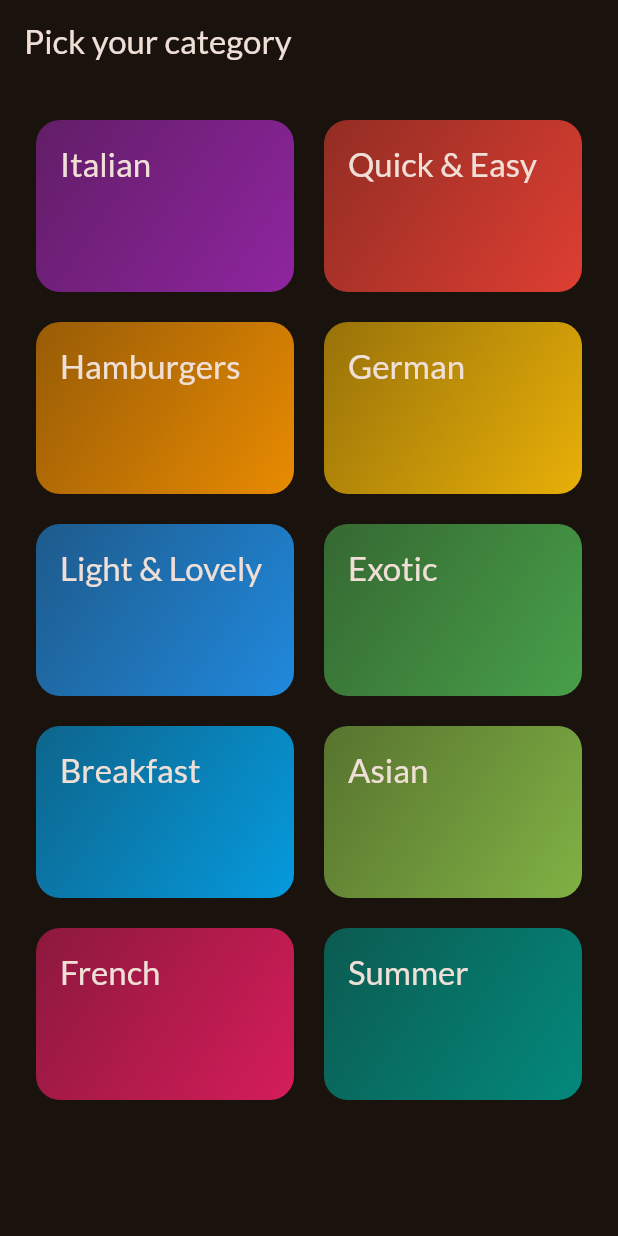
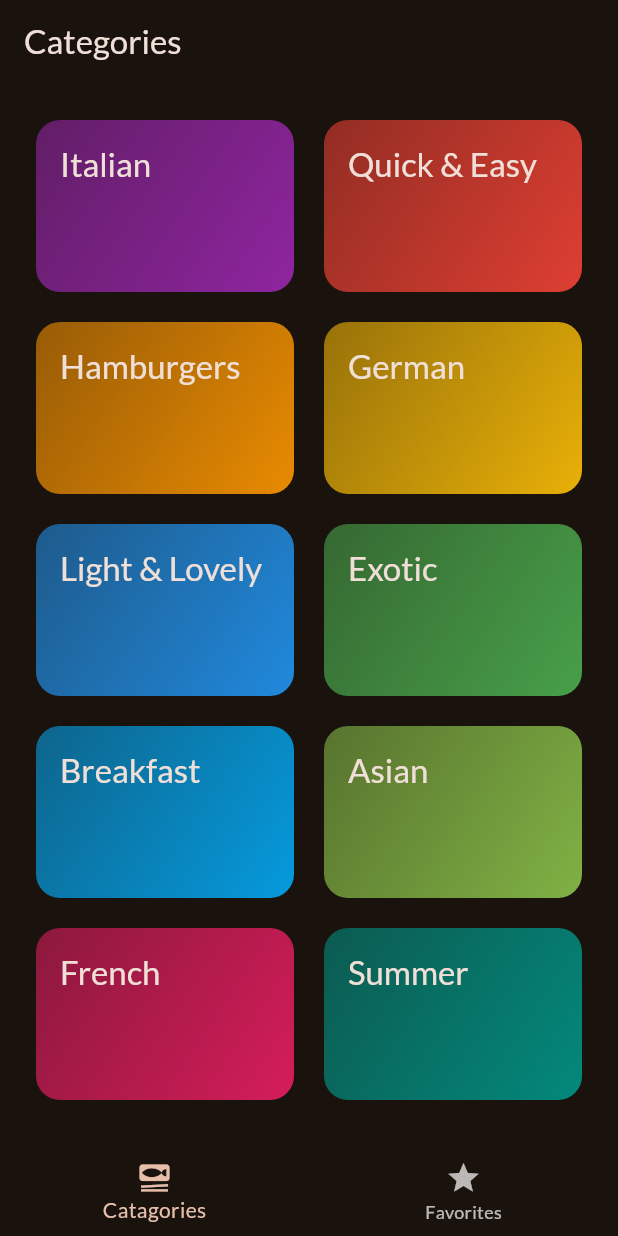
Before and after one commit to AhmmedTowfique/all_about_food, a Flutter app: the screen it shows after launch, on a phone screen of 412 x 824 dp. Run offline on Flutter 3.47's test engine with Material 2 defaults, Android fonts, the phone set to English and light mode, and no system bars; our stand-ins replace google_fonts, transparent_image.

Commit message:
meal favorite functionality added

```diff
--- a/lib/main.dart
+++ b/lib/main.dart
@@ -1,5 +1,6 @@
 import 'package:all_about_food/dummy_data.dart';
 import 'package:all_about_food/screens/meals.dart';
+import 'package:all_about_food/screens/tabs.dart';
 import 'package:flutter/foundation.dart';
 import 'package:flutter/material.dart';
 import 'package:all_about_food/screens/categories.dart';
@@ -25,7 +26,7 @@ class App extends StatelessWidget {
   Widget build(BuildContext context) {
     return MaterialApp(
         theme: theme,
-        home: const CategoriesScreen()
+        home: const TabsScreen()
     );
   }
 }
--- a/lib/screens/categories.dart
+++ b/lib/screens/categories.dart
@@ -1,40 +1,36 @@
 import 'package:all_about_food/dummy_data.dart';
 import 'package:all_about_food/models/category.dart';
+import 'package:all_about_food/models/meal.dart';
 import 'package:all_about_food/screens/meals.dart';
 import 'package:all_about_food/widgets/category_grid_item.dart';
 import 'package:flutter/material.dart';
+
 class CategoriesScreen extends StatelessWidget {
-  const CategoriesScreen({Key? key}) : super(key: key);
+  const CategoriesScreen({Key? key, required this.onToggledFavorite}) : super(key: key);
+  final void Function(Meal) onToggledFavorite;
+  void _selectCategory(BuildContext context, Category category) {
+    var filteredMeals = dummyMeals.where((meal) => meal.categories.contains(category.id)).toList();
+    Navigator.of(context).push(MaterialPageRoute(
+        builder: (ctx) => MealsScreen(title: category.title, meals: filteredMeals, onToggledFavorite: onToggledFavorite))); //Navigator.push(context, route)
+  }
 
-  void _selectCategory(BuildContext context,Category category){
-    var filteredMeals = dummyMeals.where((meal) => meal.categories.contains(category.id)).toList();
-    Navigator.of(context).push(MaterialPageRoute(builder: (ctx)=>Meals(title: category.title,meals: filteredMeals)));//Navigator.push(context, route)
-  }
   @override
   Widget build(BuildContext context) {
-    return Scaffold(
-      appBar: AppBar(
-        title: const Text('Pick your category'),
-      ),
-      body: GridView(
+    return GridView(
       padding: const EdgeInsets.all(24),
       gridDelegate: const SliverGridDelegateWithFixedCrossAxisCount(
-            crossAxisCount: 2,
-            childAspectRatio: 3 / 2,
-            crossAxisSpacing: 20,
-            mainAxisSpacing: 20
-        ),
+          crossAxisCount: 2, childAspectRatio: 3 / 2, crossAxisSpacing: 20, mainAxisSpacing: 20),
       children: [
         //if we use map [] braces should be removed and set that  children:availableCategories.map((catData) => CategoryGridItem(category:catData)).toList()
         //availableCategories.map((catData) => CategoryGridItem(category:catData)).toList()
-        for(final category in availableCategories )
+        for (final category in availableCategories)
           CategoryGridItem(
             category: category,
-            onCategorySelected: (){
-            _selectCategory(context,category);
-          },)
+            onCategorySelected: () {
+              _selectCategory(context, category);
+            },
+          )
       ],
-      ),
     );
   }
 }
--- /dev/null
+++ b/lib/screens/tabs.dart
@@ -0,0 +1,69 @@
+import 'package:all_about_food/models/meal.dart';
+import 'package:all_about_food/screens/categories.dart';
+import 'package:all_about_food/screens/meals.dart';
+import 'package:flutter/material.dart';
+
+class TabsScreen extends StatefulWidget {
+  const TabsScreen({Key? key}) : super(key: key);
+
+  @override
+  State<TabsScreen> createState() => _TabsScreenState();
+}
+
+class _TabsScreenState extends State<TabsScreen> {
+  int _selectPageIndex = 0;
+
+  void _selectPage(int index) {
+    setState(() {
+      _selectPageIndex = index;
+    });
+  }
+
+  final List<Meal> _favoriteMeals = [];
+
+  void _toggleMealFavoriteStatus(Meal meal) {
+    var _isExisting = _favoriteMeals.contains(meal);
+    setState(() {
+      if (_isExisting) {
+        _favoriteMeals.remove(meal);
+        _showInfoMessage('Meal is no longer a favorite');
+      } else {
+        _favoriteMeals.add(meal);
+        _showInfoMessage('Marked as favorite');
+      }
+    });
+  }
+  void _showInfoMessage(String message){
+    ScaffoldMessenger.of(context).clearSnackBars();
+    ScaffoldMessenger.of(context).showSnackBar(
+        SnackBar(
+            content: Text(message)));
+  }
+
+  @override
+  Widget build(BuildContext context) {
+    Widget activePage = CategoriesScreen(onToggledFavorite: _toggleMealFavoriteStatus);
+    var activePageTitle = 'Categories';
+    if (_selectPageIndex == 1) {
+      activePage =  MealsScreen( meals: _favoriteMeals, onToggledFavorite: _toggleMealFavoriteStatus,);
+      activePageTitle = 'Your Favorites';
+    }
+
+    return Scaffold(
+      appBar: AppBar(
+        title: Text(activePageTitle),
+      ),
+      body: activePage,
+      bottomNavigationBar: BottomNavigationBar(
+        currentIndex: _selectPageIndex,
+        onTap: (index) {
+          _selectPage(index);
+        },
+        items: const [
+          BottomNavigationBarItem(icon: Icon(Icons.set_meal), label: 'Catagories'),
+          BottomNavigationBarItem(icon: Icon(Icons.star), label: 'Favorites'),
+        ],
+      ),
+    );
+  }
+}
```
Also changed, not shown: lib/screens/meal_details.dart (+32 -10 lines), lib/screens/meals.dart (+9 -5 lines). Lines whose indentation alone changed are shown as unchanged.
